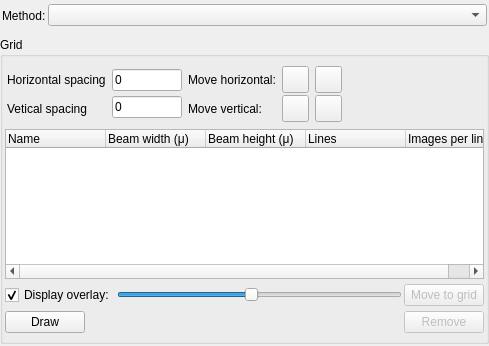
The window that Bricks/widgets/ui_files/Qt4_advanced_methods_layout.ui (mxcube/mxcubeqt) describes before a commit, drawn with Qt 5.
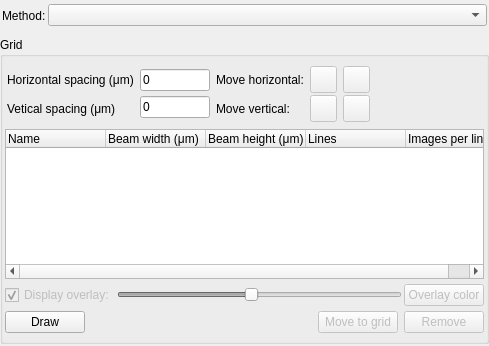
The same window after the commit. Icons and pictures are not drawn.

The edit to the form file:
```diff
--- a/Bricks/widgets/ui_files/Qt4_advanced_methods_layout.ui
+++ b/Bricks/widgets/ui_files/Qt4_advanced_methods_layout.ui
@@ -152,12 +152,12 @@
             </column>
             <column>
              <property name="text">
-              <string>Beam width (μ)</string>
+              <string>Beam width (μm)</string>
              </property>
             </column>
             <column>
              <property name="text">
-              <string>Beam height (μ)</string>
+              <string>Beam height (μm)</string>
              </property>
             </column>
             <column>
@@ -204,6 +204,34 @@
               </property>
              </spacer>
             </item>
+            <item>
+             <widget class="QPushButton" name="move_to_grid_button">
+              <property name="enabled">
+               <bool>false</bool>
+              </property>
+              <property name="sizePolicy">
+               <sizepolicy hsizetype="Fixed" vsizetype="Fixed">
+                <horstretch>0</horstretch>
+                <verstretch>0</verstretch>
+               </sizepolicy>
+              </property>
+              <property name="minimumSize">
+               <size>
+                <width>0</width>
+                <height>0</height>
+               </size>
+              </property>
+              <property name="maximumSize">
+               <size>
+                <width>16777215</width>
+                <height>16777215</height>
+               </size>
+              </property>
+              <property name="text">
+               <string>Move to grid</string>
+              </property>
+             </widget>
+            </item>
             <item>
              <widget class="QPushButton" name="remove_grid_button">
               <property name="enabled">
@@ -255,14 +283,14 @@
                 <item>
                  <widget class="QLabel" name="hor_spacing_label">
                   <property name="text">
-                   <string>Horizontal spacing</string>
+                   <string>Horizontal spacing (μm)</string>
                   </property>
                  </widget>
                 </item>
                 <item>
                  <widget class="QLabel" name="ver_spacing_label_2">
                   <property name="text">
-                   <string>Vetical spacing</string>
+                   <string>Vetical spacing (μm)</string>
                   </property>
                  </widget>
                 </item>
@@ -347,6 +375,9 @@
                 </property>
                 <item>
                  <widget class="QPushButton" name="move_left_button">
+                  <property name="enabled">
+                   <bool>false</bool>
+                  </property>
                   <property name="maximumSize">
                    <size>
                     <width>27</width>
@@ -364,6 +395,9 @@
                 </item>
                 <item>
                  <widget class="QPushButton" name="move_up_button">
+                  <property name="enabled">
+                   <bool>false</bool>
+                  </property>
                   <property name="maximumSize">
                    <size>
                     <width>27</width>
@@ -397,6 +431,9 @@
                 </property>
                 <item>
                  <widget class="QPushButton" name="move_right_button">
+                  <property name="enabled">
+                   <bool>false</bool>
+                  </property>
                   <property name="maximumSize">
                    <size>
                     <width>27</width>
@@ -414,6 +451,9 @@
                 </item>
                 <item>
                  <widget class="QPushButton" name="move_down_button">
+                  <property name="enabled">
+                   <bool>false</bool>
+                  </property>
                   <property name="maximumSize">
                    <size>
                     <width>27</width>
@@ -461,6 +501,9 @@
             </property>
             <item>
              <widget class="QCheckBox" name="overlay_cbox">
+              <property name="enabled">
+               <bool>false</bool>
+              </property>
               <property name="sizePolicy">
                <sizepolicy hsizetype="Preferred" vsizetype="Preferred">
                 <horstretch>0</horstretch>
@@ -483,6 +526,9 @@
             </item>
             <item>
              <widget class="QSlider" name="overlay_slider">
+              <property name="enabled">
+               <bool>false</bool>
+              </property>
               <property name="maximum">
                <number>255</number>
               </property>
@@ -495,30 +541,12 @@
              </widget>
             </item>
             <item>
-             <widget class="QPushButton" name="move_to_grid_button">
+             <widget class="QPushButton" name="overlay_color_button">
               <property name="enabled">
                <bool>false</bool>
               </property>
-              <property name="sizePolicy">
-               <sizepolicy hsizetype="Fixed" vsizetype="Fixed">
-                <horstretch>0</horstretch>
-                <verstretch>0</verstretch>
-               </sizepolicy>
-              </property>
-              <property name="minimumSize">
-               <size>
-                <width>0</width>
-                <height>0</height>
-               </size>
-              </property>
-              <property name="maximumSize">
-               <size>
-                <width>16777215</width>
-                <height>16777215</height>
-               </size>
-              </property>
               <property name="text">
-               <string>Move to grid</string>
+               <string>Overlay color</string>
               </property>
              </widget>
             </item>
```
